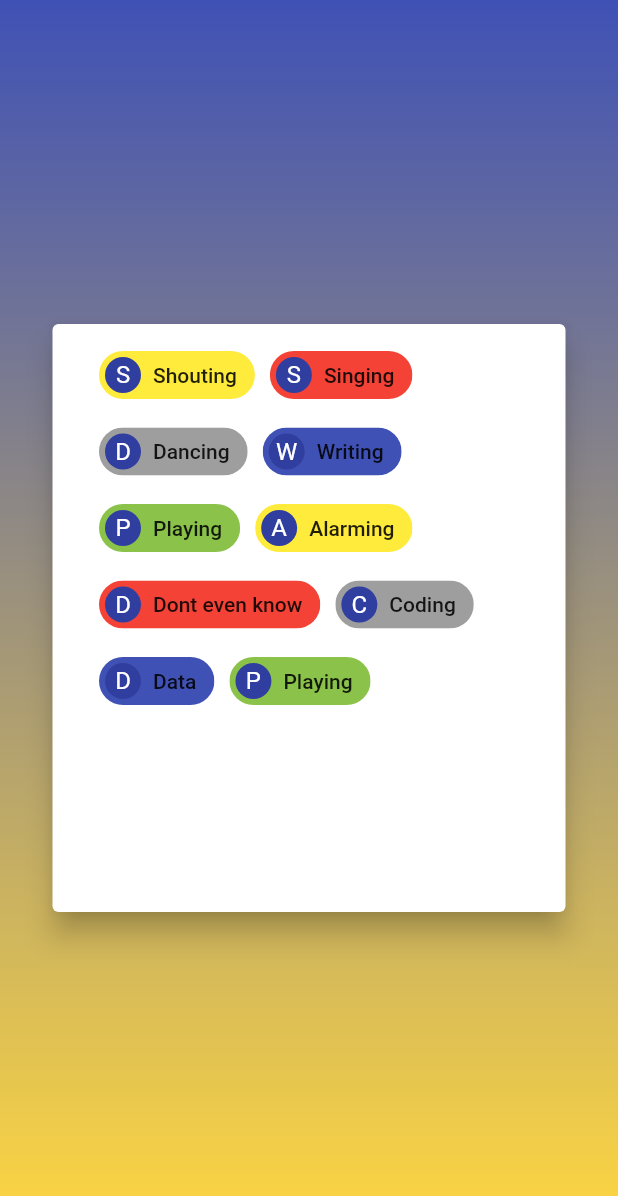
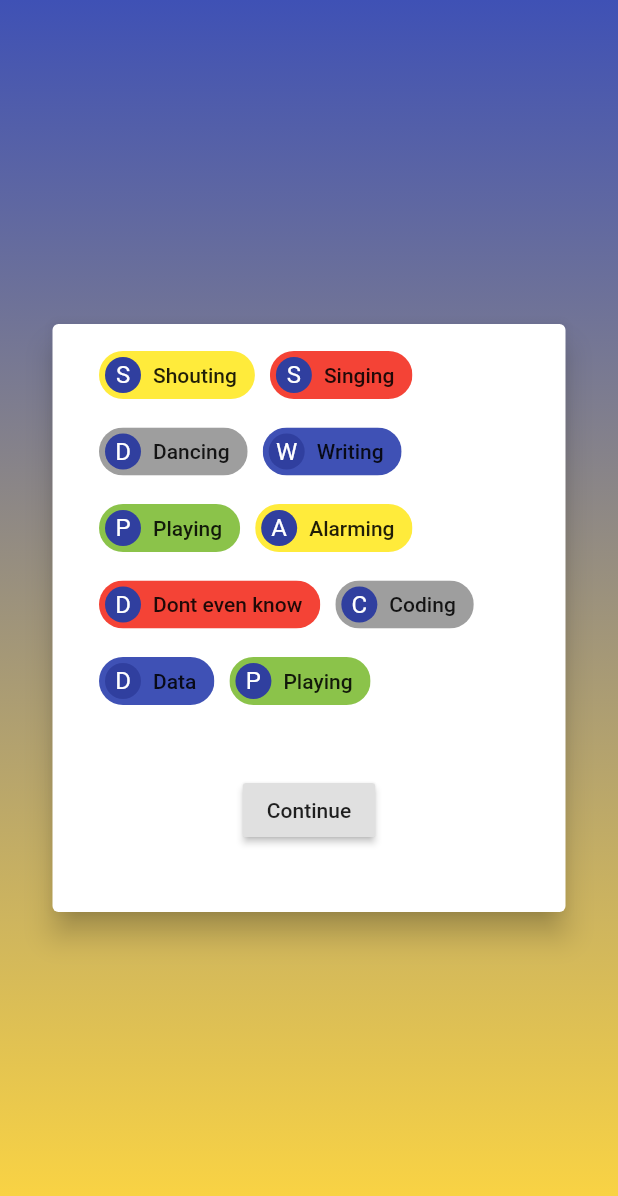
Before and after one commit to SmilingFarood/shareskill, a Flutter app: the CategoryInputScreen screen opened by its route, on a phone screen of 412 x 824 dp. Shown: the top 1196 px of the screen. Run offline on Flutter 3.47's test engine with Material 2 defaults, Android fonts, the phone set to English and light mode, and no system bars; our stand-ins replace image_picker.

Commit message:
pushed with little errors

```diff
--- a/lib/screens/auth/category_input_screen.dart
+++ b/lib/screens/auth/category_input_screen.dart
@@ -44,6 +44,7 @@ class CategoryCard extends StatefulWidget {
 }
 
 class _CategoryCardState extends State<CategoryCard> {
+  List<String> _selectedCat = [];
   @override
   Widget build(BuildContext context) {
     final categoryData = Provider.of<UserCategory>(context).categories;
@@ -67,11 +68,16 @@ class _CategoryCardState extends State<CategoryCard> {
                     return FilterChipClass(
                       labelUsed: categoryData[index].title,
                       color: categoryData[index].color,
+                      allSelected: _selectedCat,
                     );
                   },
                 ),
               ),
             ),
+            RaisedButton(
+              child: Text('Continue'),
+              onPressed: () {},
+            )
           ],
         ),
       ),
@@ -82,7 +88,12 @@ class _CategoryCardState extends State<CategoryCard> {
 class FilterChipClass extends StatefulWidget {
   final String labelUsed;
   final Color color;
-  FilterChipClass({this.labelUsed, this.color});
+  final List<String> allSelected;
+  FilterChipClass({
+    this.labelUsed,
+    this.color,
+    @required this.allSelected,
+  });
 
   @override
   _FilterChipClassState createState() => _FilterChipClassState();
@@ -105,10 +116,12 @@ class _FilterChipClassState extends State<FilterChipClass> {
         if (_isSelected == false) {
           setState(() {
             _isSelected = true;
+            widget.allSelected.add(widget.labelUsed);
           });
         } else {
           setState(() {
             _isSelected = false;
+            widget.allSelected.remove(widget.labelUsed);
           });
         }
       },
```
